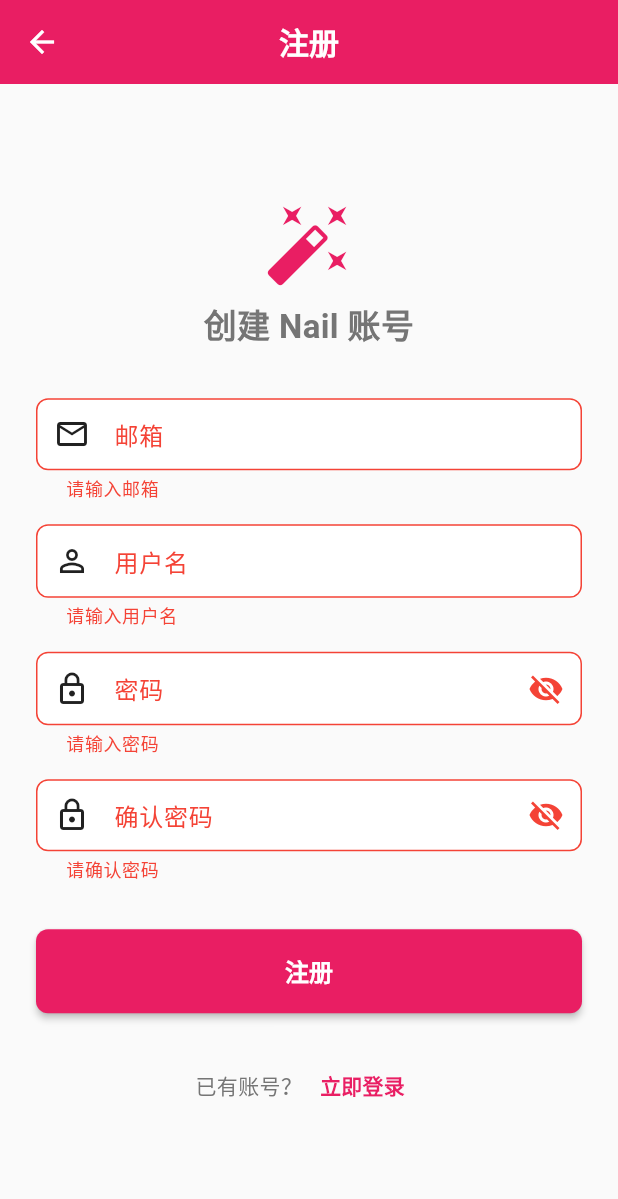
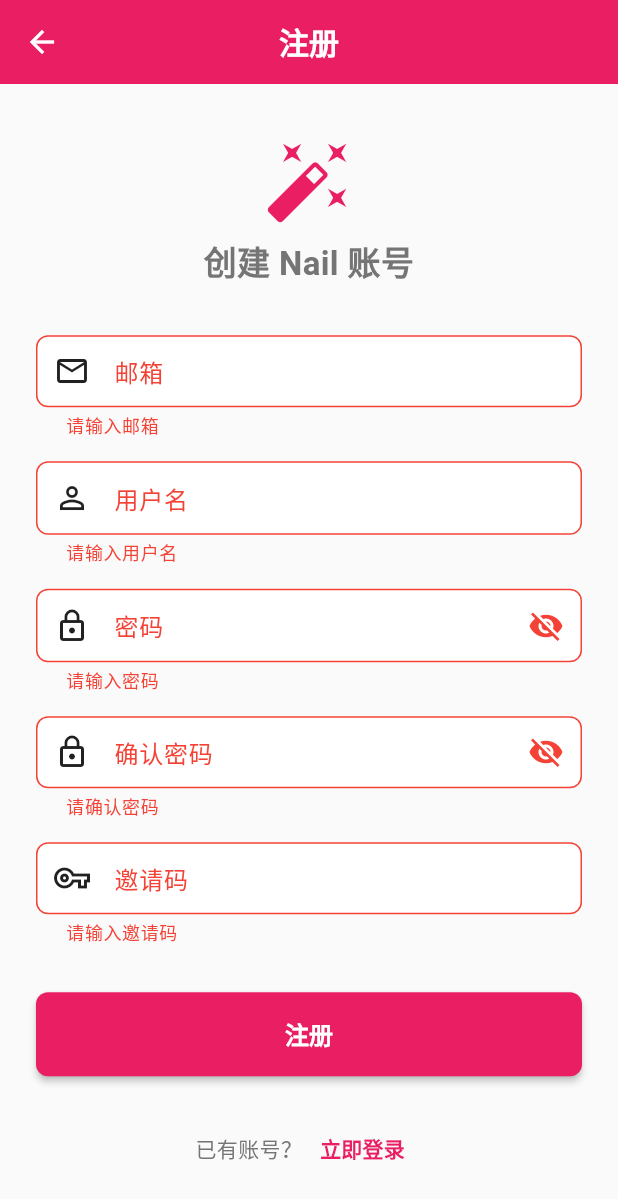
Before and after one commit to oranges0908/nail_technician, a Flutter app: the RegisterScreen screen opened by its route, after a tap on "注册", on a phone screen of 412 x 824 dp. Shown: the top 1199 px of the screen. Run offline on Flutter 3.47's test engine with Material 3 defaults, Android fonts, the phone set to English and light mode, and no system bars; our stand-ins replace cached_network_image, dio, flutter_spinkit, go_router, image_picker, shared_preferences; accounts and stored records are empty.

Commit message:
feat(auth): add invite code requirement for registration
Registration now requires a valid invite code configured via INVITE_CODE
env var. Backend validates the code and returns 400 on mismatch; frontend
adds the invite code input field and passes it through the auth flow.

Co-Authored-By: Claude Sonnet 4.6 <noreply@anthropic.com>

```diff
--- a/frontend/nail_app/lib/providers/auth_provider.dart
+++ b/frontend/nail_app/lib/providers/auth_provider.dart
@@ -104,10 +104,12 @@ class AuthProvider extends ChangeNotifier {
   /// - email: 邮箱
   /// - username: 用户名
   /// - password: 密码
+  /// - inviteCode: 邀请码
   Future<bool> register({
     required String email,
     required String username,
     required String password,
+    required String inviteCode,
   }) async {
     _isLoading = true;
     _error = null;
@@ -118,6 +120,7 @@ class AuthProvider extends ChangeNotifier {
         email: email,
         username: username,
         password: password,
+        inviteCode: inviteCode,
       );
 
       // 注册成功后自动登录
@@ -168,6 +171,10 @@ class AuthProvider extends ChangeNotifier {
     } else if (error.toString().contains('409') ||
         error.toString().contains('already')) {
       return '该邮箱或用户名已被注册';
+    } else if (error.toString().contains('邀请码错误') ||
+        (error.toString().contains('400') &&
+            error.toString().contains('invite'))) {
+      return '邀请码错误，请确认后重试';
     } else if (error.toString().contains('422')) {
       return '输入信息格式不正确';
     } else if (error.toString().contains('SocketException') ||
--- a/frontend/nail_app/lib/screens/auth/register_screen.dart
+++ b/frontend/nail_app/lib/screens/auth/register_screen.dart
@@ -20,6 +20,7 @@ class _RegisterScreenState extends State<RegisterScreen> {
   final _usernameController = TextEditingController();
   final _passwordController = TextEditingController();
   final _confirmPasswordController = TextEditingController();
+  final _inviteCodeController = TextEditingController();
   bool _obscurePassword = true;
   bool _obscureConfirmPassword = true;
 
@@ -29,6 +30,7 @@ class _RegisterScreenState extends State<RegisterScreen> {
     _usernameController.dispose();
     _passwordController.dispose();
     _confirmPasswordController.dispose();
+    _inviteCodeController.dispose();
     super.dispose();
   }
 
@@ -41,6 +43,7 @@ class _RegisterScreenState extends State<RegisterScreen> {
       email: _emailController.text.trim(),
       username: _usernameController.text.trim(),
       password: _passwordController.text,
+      inviteCode: _inviteCodeController.text.trim(),
     );
 
     if (success && mounted) {
@@ -206,8 +209,7 @@ class _RegisterScreenState extends State<RegisterScreen> {
                   TextFormField(
                     controller: _confirmPasswordController,
                     obscureText: _obscureConfirmPassword,
-                    textInputAction: TextInputAction.done,
-                    onFieldSubmitted: (_) => _handleRegister(),
+                    textInputAction: TextInputAction.next,
                     decoration: InputDecoration(
                       labelText: '确认密码',
                       hintText: '再次输入密码',
@@ -232,6 +234,26 @@ class _RegisterScreenState extends State<RegisterScreen> {
                       }
                       if (value != _passwordController.text) {
                         return '两次输入的密码不一致';
+                      }
+                      return null;
+                    },
+                  ),
+                  const SizedBox(height: 16),
+
+                  // 邀请码输入框
+                  TextFormField(
+                    controller: _inviteCodeController,
+                    textInputAction: TextInputAction.done,
+                    onFieldSubmitted: (_) => _handleRegister(),
+                    decoration: const InputDecoration(
+                      labelText: '邀请码',
+                      hintText: '请输入邀请码',
+                      helperText: '必填',
+                      prefixIcon: Icon(Icons.vpn_key_outlined),
+                    ),
+                    validator: (value) {
+                      if (value == null || value.trim().isEmpty) {
+                        return '请输入邀请码';
                       }
                       return null;
                     },
--- a/frontend/nail_app/lib/services/auth_service.dart
+++ b/frontend/nail_app/lib/services/auth_service.dart
@@ -17,12 +17,14 @@ class AuthService {
   /// - email: 用户邮箱
   /// - username: 用户名
   /// - password: 密码
+  /// - inviteCode: 邀请码
   ///
   /// 返回: User 对象
   Future<User> register({
     required String email,
     required String username,
     required String password,
+    required String inviteCode,
   }) async {
     try {
       final response = await _apiService.post(
@@ -31,6 +33,7 @@ class AuthService {
           'email': email,
           'username': username,
           'password': password,
+          'invite_code': inviteCode,
         },
       );
 
```
Also changed, not shown: 4 other files.
